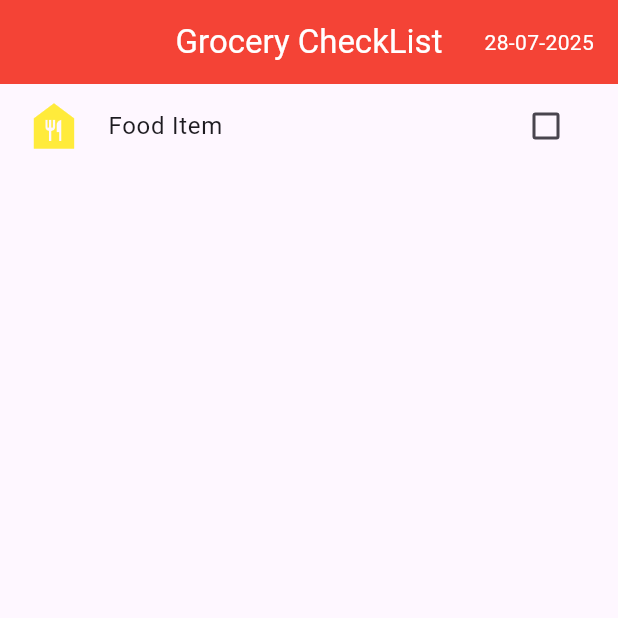
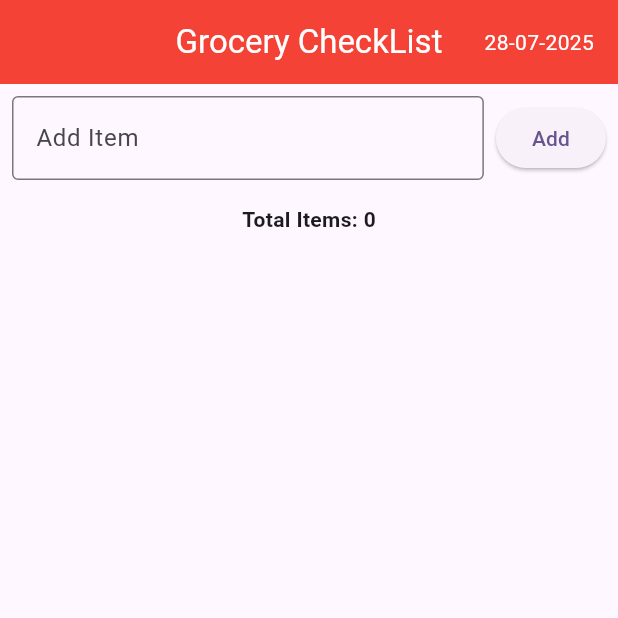
Before and after one commit to naveenprasanth2/grocery, a Flutter app: the screen it shows after launch, on a phone screen of 412 x 824 dp, the top half of it. Run offline on Flutter 3.47's test engine with Material 3 defaults, Android fonts, the light colour scheme and no system bars.

Commit message:
added provider and generated list of items

```diff
--- a/lib/my_home_page.dart
+++ b/lib/my_home_page.dart
@@ -9,7 +9,8 @@ class MyHomePage extends StatelessWidget {
 
   @override
   Widget build(BuildContext context) {
-    final checkModel = Provider.of<CheckBoxModel>(context);
+    final tileList = context.watch<CheckBoxModel>();
+    TextEditingController _controller = TextEditingController();
     return Scaffold(
       appBar: AppBar(
         title: Text(title, style: TextStyle(color: Colors.white)),
@@ -26,20 +27,66 @@ class MyHomePage extends StatelessWidget {
           ),
         ],
       ),
-      body: ChangeNotifierProvider(
-        create: (context) => CheckBoxModel(),
-        child: SingleChildScrollView(
-          child: ListTile(
-            leading: Icon(Icons.food_bank, size: 40, color: Colors.yellow),
-            title: Text("Food Item"),
-            trailing: Checkbox(
-              value: checkModel.isChecked,
-              onChanged: (bool? newValue) {
-                checkModel.toggle(newValue ?? false);
+      body: Column(
+        children: [
+          Padding(
+            padding: const EdgeInsets.all(8.0),
+            child: Row(
+              children: [
+                Expanded(
+                  child: TextField(
+                    controller: _controller,
+                    decoration: InputDecoration(
+                      labelText: 'Add Item',
+                      border: OutlineInputBorder(),
+                    ),
+                  ),
+                ),
+                SizedBox(width: 8),
+                ElevatedButton(
+                  onPressed: () {
+                    if (_controller.text.trim().isNotEmpty) {
+                      tileList.addItem(_controller.text.trim());
+                      _controller.clear();
+                    }
+                  },
+                  child: Text('Add'),
+                ),
+              ],
+            ),
+          ),
+          Padding(
+            padding: const EdgeInsets.all(8.0),
+            child: Text(
+              'Total Items: ${tileList.count}',
+              style: TextStyle(fontWeight: FontWeight.bold),
+            ),
+          ),
+          Expanded(
+            child: ListView.builder(
+              itemCount: tileList.items.length,
+              itemBuilder: (context, index) {
+                final item = tileList.items[index];
+                return ListTile(
+                  leading: Icon(
+                    Icons.food_bank,
+                    size: 40,
+                    color: Colors.yellow,
+                  ),
+                  title: Text(item.title),
+                  trailing: Checkbox(
+                    value: item.isChecked,
+                    onChanged: (bool? value) {
+                      if (value != null) {
+                        tileList.toggle(index, value);
+                      }
+                    },
+                  ),
+                );
               },
             ),
           ),
-        ),
+        ],
       ),
     );
   }
--- a/lib/provider/checklist_provider.dart
+++ b/lib/provider/checklist_provider.dart
@@ -1,12 +1,20 @@
 import 'package:flutter/material.dart';
+import 'package:grocery/provider/title_item.dart';
 
 class CheckBoxModel extends ChangeNotifier {
-  bool _isChecked = false;
+  final List<TileItem> _items = [];
 
-  bool get isChecked => _isChecked;
+  List<TileItem> get items => _items;
 
-  void toggle(bool value) {
-    _isChecked = value;
+  int get count => _items.length;
+
+  void addItem(String title) {
+    _items.add(TileItem(title: title));
+    notifyListeners();
+  }
+
+  void toggle(int index, bool value) {
+    _items[index].isChecked = value;
     notifyListeners();
   }
 }
--- /dev/null
+++ b/lib/provider/title_item.dart
@@ -0,0 +1,6 @@
+class TileItem {
+  final String title;
+  bool isChecked;
+
+  TileItem({required this.title, this.isChecked = false});
+}
```
